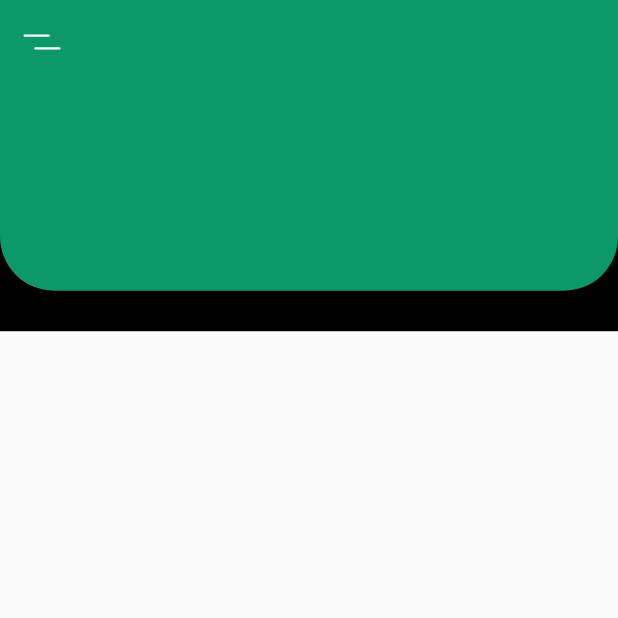
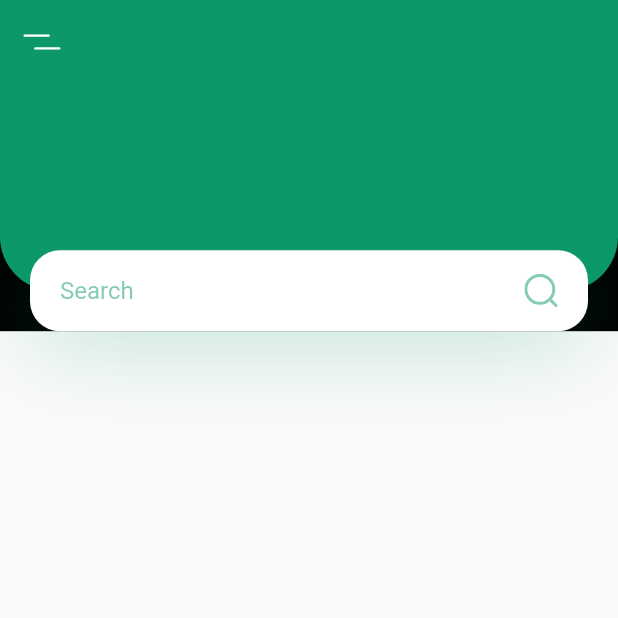
Before and after one commit to holland-hng/plant_app, a Flutter app: the screen it shows after launch, on a phone screen of 412 x 824 dp, the top half of it. Run offline on Flutter 3.47's test engine with Material 2 defaults, Android fonts, the phone set to English and light mode, and no system bars; our stand-ins replace flutter_svg.

Commit message:
create-home-search bar

```diff
--- a/lib/screens/home/components/home_body.dart
+++ b/lib/screens/home/components/home_body.dart
@@ -1,4 +1,5 @@
 import 'package:flutter/material.dart';
+import 'package:flutter_svg/svg.dart';
 import 'package:plant_app/constants.dart';
 
 class HomeBody extends StatelessWidget {
@@ -19,10 +20,48 @@ class HomeBody extends StatelessWidget {
                     borderRadius: BorderRadius.only(
                         bottomLeft: Radius.circular(36),
                         bottomRight: Radius.circular(36))),
-              )
+              ),
+              Positioned(
+                bottom: 0,
+                left: 0,
+                right: 0,
+                child: Container(
+                  height: 54,
+                  alignment: Alignment.center,
+                  margin: EdgeInsets.symmetric(horizontal: kDefaultPadding),
+                  padding: EdgeInsets.symmetric(horizontal: kDefaultPadding),
+                  decoration: BoxDecoration(
+                    color: Colors.white,
+                    borderRadius: BorderRadius.circular(20),
+                    boxShadow: [
+                      BoxShadow(
+                          offset: Offset(0, 10),
+                          blurRadius: 50,
+                          color: kPrimaryColor.withOpacity(0.23)),
+                    ],
+                  ),
+                  child: Row(
+                    children: [
+                      Expanded(
+                        child: TextField(
+                          decoration: InputDecoration(
+                            hintText: "Search",
+                            hintStyle: TextStyle(
+                              color: kPrimaryColor.withOpacity(0.5),
+                            ),
+                            enabledBorder: InputBorder.none,
+                            focusedBorder: InputBorder.none,
+                          ),
+                        ),
+                      ),
+                      SvgPicture.asset("assets/icons/search.svg"),
+                    ],
+                  ),
+                ),
+              ),
             ],
           ),
-        )
+        ),
       ],
     );
   }
```
